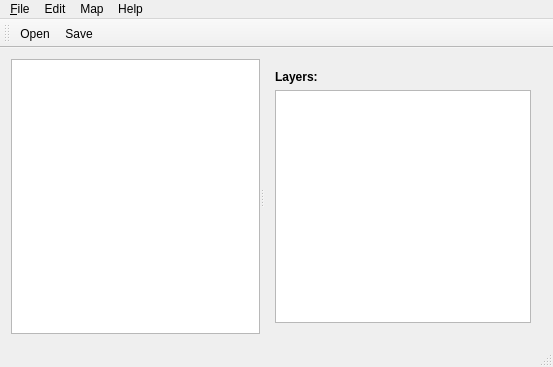
mapeditor/tiled, file src/mainwindow.ui: the form before one commit.
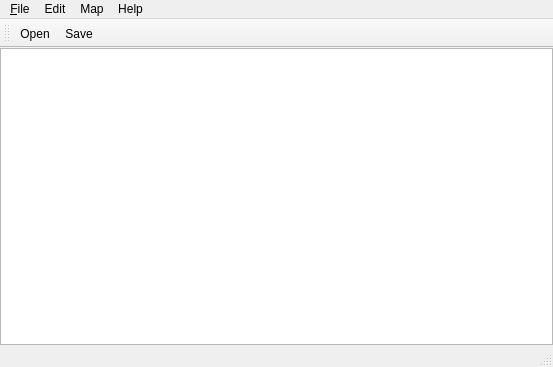
The form after the commit. Icons and pictures are not drawn.

Commit message: Used dock widget for layers and only enable recent menu when necessary

Diff of the .ui file:
```diff
--- a/src/mainwindow.ui
+++ b/src/mainwindow.ui
@@ -16,67 +16,26 @@
    <property name="geometry" >
     <rect>
      <x>0</x>
-     <y>77</y>
+     <y>84</y>
      <width>553</width>
-     <height>266</height>
+     <height>261</height>
     </rect>
    </property>
-   <layout class="QVBoxLayout" >
+   <layout class="QVBoxLayout" name="verticalLayout" >
+    <property name="margin" >
+     <number>0</number>
+    </property>
     <item>
-     <widget class="QSplitter" name="splitter" >
-      <property name="orientation" >
-       <enum>Qt::Horizontal</enum>
+     <widget class="QGraphicsView" name="graphicsView" >
+      <property name="sizePolicy" >
+       <sizepolicy vsizetype="Expanding" hsizetype="Preferred" >
+        <horstretch>1</horstretch>
+        <verstretch>1</verstretch>
+       </sizepolicy>
       </property>
-      <property name="opaqueResize" >
-       <bool>true</bool>
+      <property name="alignment" >
+       <set>Qt::AlignLeading|Qt::AlignLeft|Qt::AlignTop</set>
       </property>
-      <widget class="QGraphicsView" name="graphicsView" >
-       <property name="sizePolicy" >
-        <sizepolicy vsizetype="Expanding" hsizetype="Preferred" >
-         <horstretch>1</horstretch>
-         <verstretch>1</verstretch>
-        </sizepolicy>
-       </property>
-       <property name="alignment" >
-        <set>Qt::AlignLeading|Qt::AlignLeft|Qt::AlignTop</set>
-       </property>
-      </widget>
-      <widget class="QWidget" name="layoutWidget" >
-       <layout class="QVBoxLayout" >
-        <item>
-         <widget class="QLabel" name="label" >
-          <property name="enabled" >
-           <bool>true</bool>
-          </property>
-          <property name="text" >
-           <string comment="Layers of the map" >&lt;html>&lt;head>&lt;meta name="qrichtext" content="1" />&lt;style type="text/css">
-p, li { white-space: pre-wrap; }
-&lt;/style>&lt;/head>&lt;body style="font-weight:400; font-style:normal;">
-&lt;p style=" margin-top:0px; margin-bottom:0px; margin-left:0px; margin-right:0px; -qt-block-indent:0; text-indent:0px;">&lt;span style=" font-weight:600;">Layers:&lt;/span>&lt;/p>&lt;/body>&lt;/html></string>
-          </property>
-          <property name="buddy" >
-           <cstring>tableView</cstring>
-          </property>
-         </widget>
-        </item>
-        <item>
-         <widget class="QTableView" name="tableView" >
-          <property name="sizePolicy" >
-           <sizepolicy vsizetype="Expanding" hsizetype="Preferred" >
-            <horstretch>0</horstretch>
-            <verstretch>0</verstretch>
-           </sizepolicy>
-          </property>
-          <property name="minimumSize" >
-           <size>
-            <width>152</width>
-            <height>0</height>
-           </size>
-          </property>
-         </widget>
-        </item>
-       </layout>
-      </widget>
      </widget>
     </item>
    </layout>
```
Left out of the diff: 14 changed lines with no effect on the pictures. The commit also changes 2 other files.
